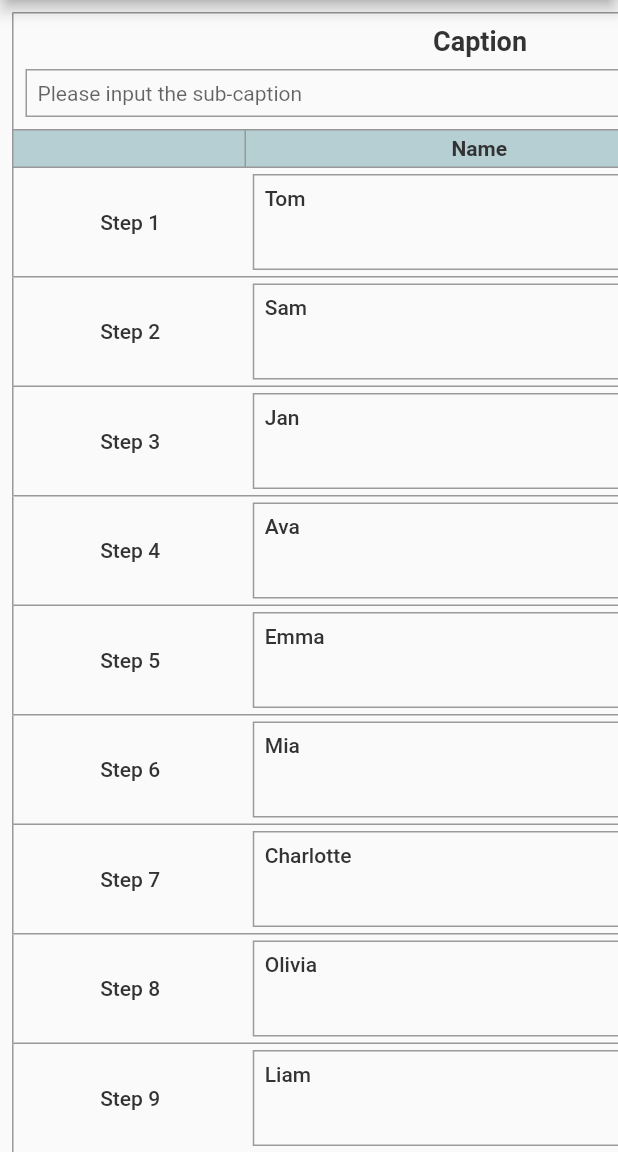
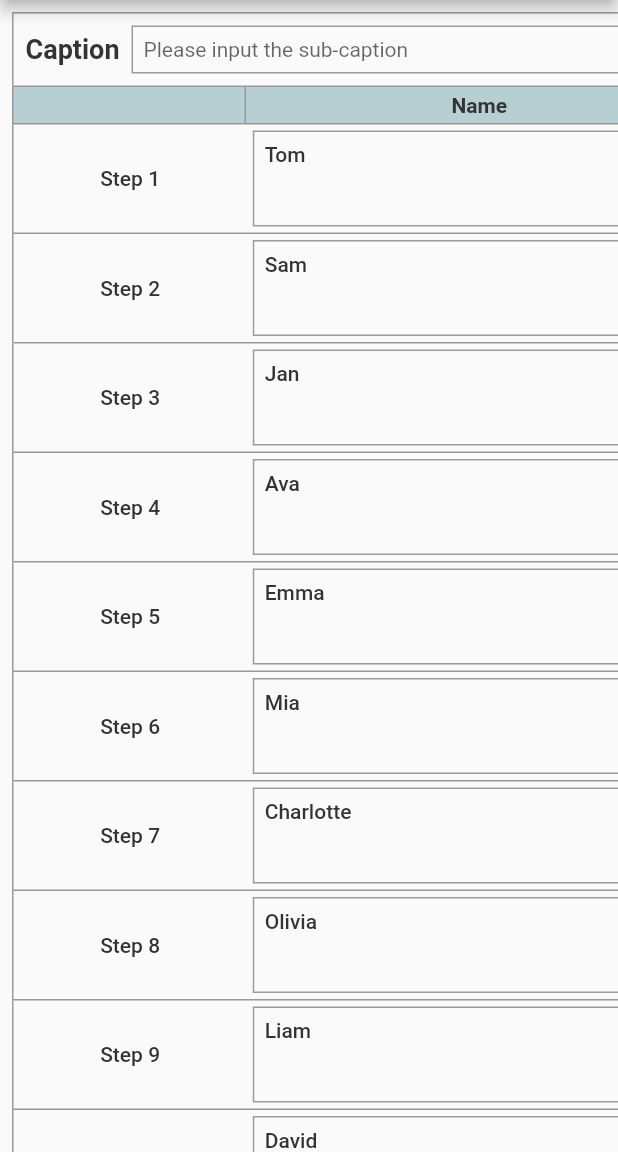
Before and after one commit to lianfanghua/flutter_editable_table, a Flutter app: the screen it shows after launch, after a tap on the "print" icon, on a phone screen of 412 x 824 dp, the part 84-1236 px from its top. Run offline on Flutter 3.47's test engine with Material 2 defaults, Android fonts, the phone set to English and light mode, and no system bars.

```diff
--- a/example/lib/main.dart
+++ b/example/lib/main.dart
@@ -43,7 +43,7 @@ class _MyHomePageState extends State<MyHomePage> {
     "addable": true,
     "removable": true,
     "caption": {
-      "layout_direction": "column",
+      "layout_direction": "row",
       "main_caption": {
         "title": "Caption",
         "display": true,
@@ -148,7 +148,7 @@ class _MyHomePageState extends State<MyHomePage> {
         leading: IconButton(
           icon: Icon(Icons.print),
           onPressed: () {
-            print(_editableTableKey.currentState?.currentData.toString());
+            print(_editableTableKey.currentState?.currentData.toJson());
           },
         ),
         title: Text(widget.title),
--- a/lib/entities/caption_entity.dart
+++ b/lib/entities/caption_entity.dart
@@ -32,7 +32,13 @@ class CaptionEntity {
     return jsonEncode(this);
   }
 
-  Map<String, dynamic> toJson() => <String, dynamic>{'title': title};
+  Map<String, dynamic> toJson() => <String, dynamic>{
+        'title': title,
+        'display': display,
+        'editable': editable,
+        'input_decoration': inputDecoration?.toJson(),
+        'style': style?.toJson(),
+      };
 
   CaptionEntity copy() {
     return CaptionEntity(
--- a/lib/entities/caption_layout_entity.dart
+++ b/lib/entities/caption_layout_entity.dart
@@ -26,8 +26,9 @@ class CaptionLayoutEntity {
   }
 
   Map<String, dynamic> toJson() => <String, dynamic>{
-        'main_caption': mainCaption,
-        'sub_caption': subCaption,
+        'layout_direction': layoutDirection,
+        'main_caption': mainCaption?.toJson(),
+        'sub_caption': subCaption?.toJson(),
       };
 
   CaptionLayoutEntity copy() {
--- a/lib/entities/cell_entity.dart
+++ b/lib/entities/cell_entity.dart
@@ -1,6 +1,6 @@
 import 'dart:convert';
 
-import 'package:flutter_editable_table/entities/column_entity.dart';
+import 'column_entity.dart';
 
 class CellEntity {
   CellEntity({
--- a/lib/entities/column_entity.dart
+++ b/lib/entities/column_entity.dart
@@ -68,9 +68,9 @@ class ColumnEntity {
         'display': display,
         'editable': editable,
         'width_factor': widthFactor,
-        'input_decoration': inputDecoration,
-        'constrains': constrains,
-        'style': style,
+        'input_decoration': inputDecoration?.toJson(),
+        'constrains': constrains?.toJson(),
+        'style': style?.toJson(),
       };
 
   ColumnEntity copy() {
--- a/lib/entities/table_entity.dart
+++ b/lib/entities/table_entity.dart
@@ -84,8 +84,13 @@ class TableEntity {
   }
 
   Map<String, dynamic> toJson() => <String, dynamic>{
-        'caption': captionLayout,
-        'rows': rows,
+        'column_count': columnCount,
+        'row_count': rowCount,
+        'addable': addable,
+        'removable': removable,
+        'caption': captionLayout?.toJson(),
+        'columns': columns.map((e) => e.toJson()).toList(),
+        'rows': rows.map((e) => e.toJson()).toList(),
       };
 
   TableEntity copy() {
@@ -95,8 +100,8 @@ class TableEntity {
       addable: addable,
       removable: removable,
       captionLayout: captionLayout?.copy(),
-      columns: columns.map((ColumnEntity e) => e.copy()).toList(),
-      rows: rows.map((RowEntity e) => e.copy()).toList(),
+      columns: columns.map((e) => e.copy()).toList(),
+      rows: rows.map((e) => e.copy()).toList(),
     );
   }
 }
```
